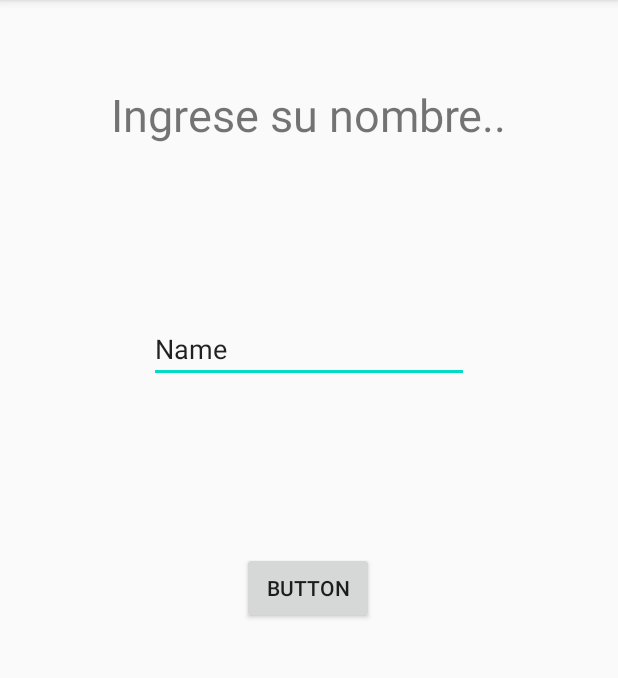
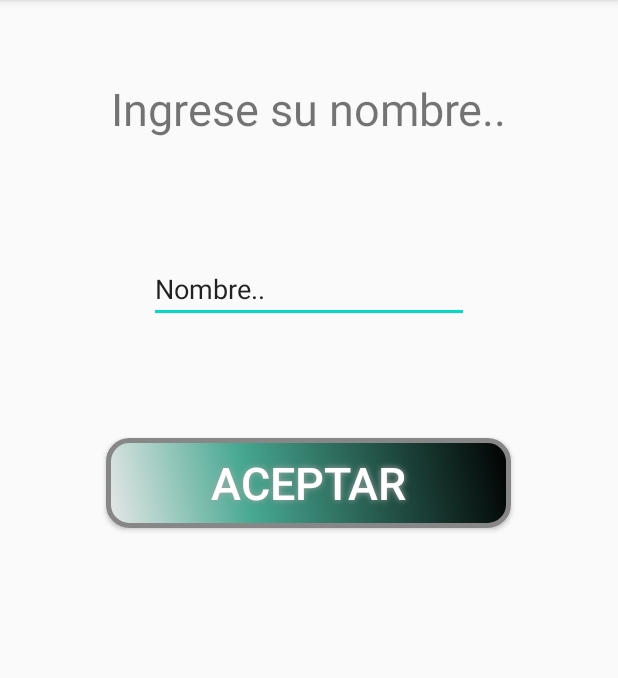
Before and after one commit to diogalcam/Snake2d, an Android app: the Nombre screen opened directly, with no data from a screen before it, on a phone screen of 412 x 824 dp, the part 84-762 px from its top. Run offline under Robolectric (Android 15) with nearby library versions, the light colour scheme and no system bars.

Commit message:
Añadido nombre y botón

```diff
--- a/app/src/main/java/com/example/snake2d/Nombre.java
+++ b/app/src/main/java/com/example/snake2d/Nombre.java
@@ -29,6 +29,7 @@ public class Nombre extends AppCompatActivity {
 
 
         buttonName = (Button) findViewById(R.id.buttonName);
+        buttonName.setText("Aceptar");
         buttonName.setOnClickListener(new View.OnClickListener(){
             public void onClick(View v){
                 nombreARecuperar = editText.getText().toString();
--- /dev/null
+++ b/app/src/main/res/drawable-v24/buttonshape.xml
@@ -0,0 +1,28 @@
+<?xml version="1.0" encoding="utf-8"?>
+<shape xmlns:android="http://schemas.android.com/apk/res/android" android:shape="rectangle" >
+    <corners
+        android:radius="14dp"
+        />
+    <gradient
+        android:angle="45"
+        android:centerX="35%"
+        android:centerColor="#47A891"
+        android:startColor="#E8E8E8"
+        android:endColor="#000000"
+        android:type="linear"
+        />
+    <padding
+        android:left="0dp"
+        android:top="0dp"
+        android:right="0dp"
+        android:bottom="0dp"
+        />
+    <size
+        android:width="270dp"
+        android:height="60dp"
+        />
+    <stroke
+        android:width="3dp"
+        android:color="#878787"
+        />
+</shape>
--- a/app/src/main/res/layout/activity_nombre.xml
+++ b/app/src/main/res/layout/activity_nombre.xml
@@ -10,18 +10,25 @@
         android:id="@+id/buttonName"
         android:layout_width="wrap_content"
         android:layout_height="wrap_content"
-        android:layout_marginBottom="352dp"
+        android:layout_marginBottom="416dp"
+        android:background="@drawable/buttonshape"
+        android:shadowColor="#A8A8A8"
+        android:shadowDx="0"
+        android:shadowDy="0"
+        android:shadowRadius="5"
         android:text="Button"
+        android:textColor="#FFFFFF"
+        android:textSize="30sp"
         app:layout_constraintBottom_toBottomOf="parent"
         app:layout_constraintEnd_toEndOf="parent"
-        app:layout_constraintHorizontal_bias="0.498"
+        app:layout_constraintHorizontal_bias="0.496"
         app:layout_constraintStart_toStartOf="parent" />
 
     <TextView
         android:id="@+id/textViewName"
         android:layout_width="wrap_content"
         android:layout_height="wrap_content"
-        android:layout_marginTop="56dp"
+        android:layout_marginTop="52dp"
         android:text="TextView"
         app:layout_constraintEnd_toEndOf="parent"
         app:layout_constraintStart_toStartOf="parent"
@@ -33,7 +40,7 @@
         android:layout_height="wrap_content"
         android:ems="10"
         android:inputType="textPersonName"
-        android:text="Name"
+        android:text="Nombre.."
         app:layout_constraintBottom_toTopOf="@+id/buttonName"
         app:layout_constraintEnd_toEndOf="parent"
         app:layout_constraintStart_toStartOf="parent"
```
